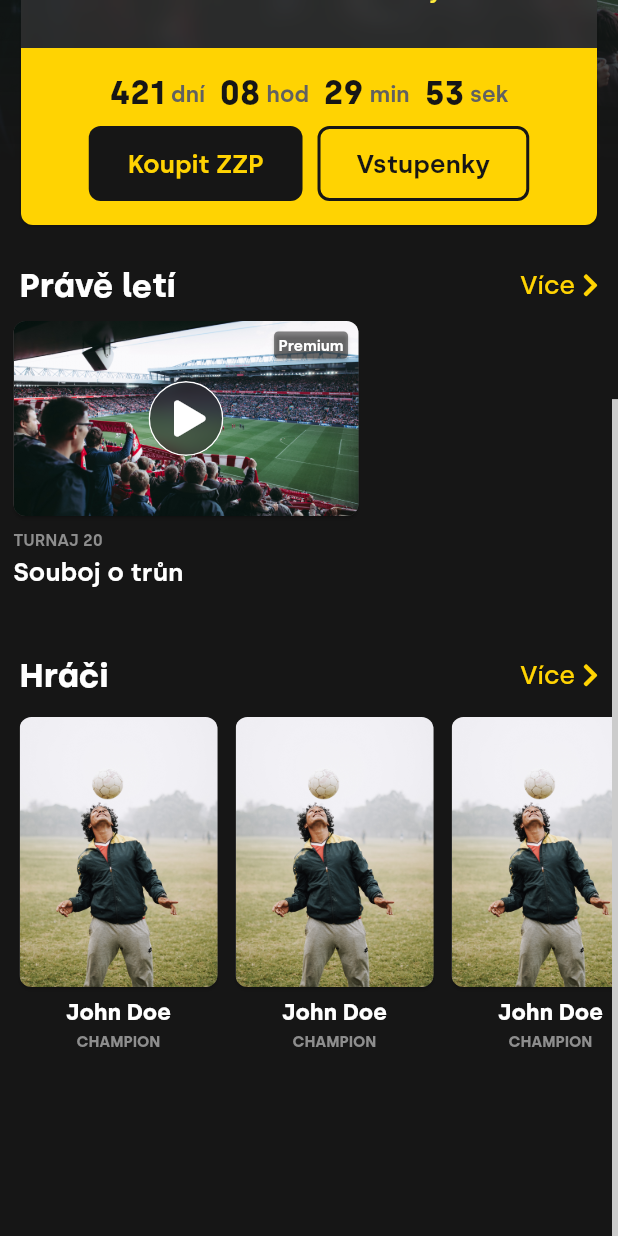
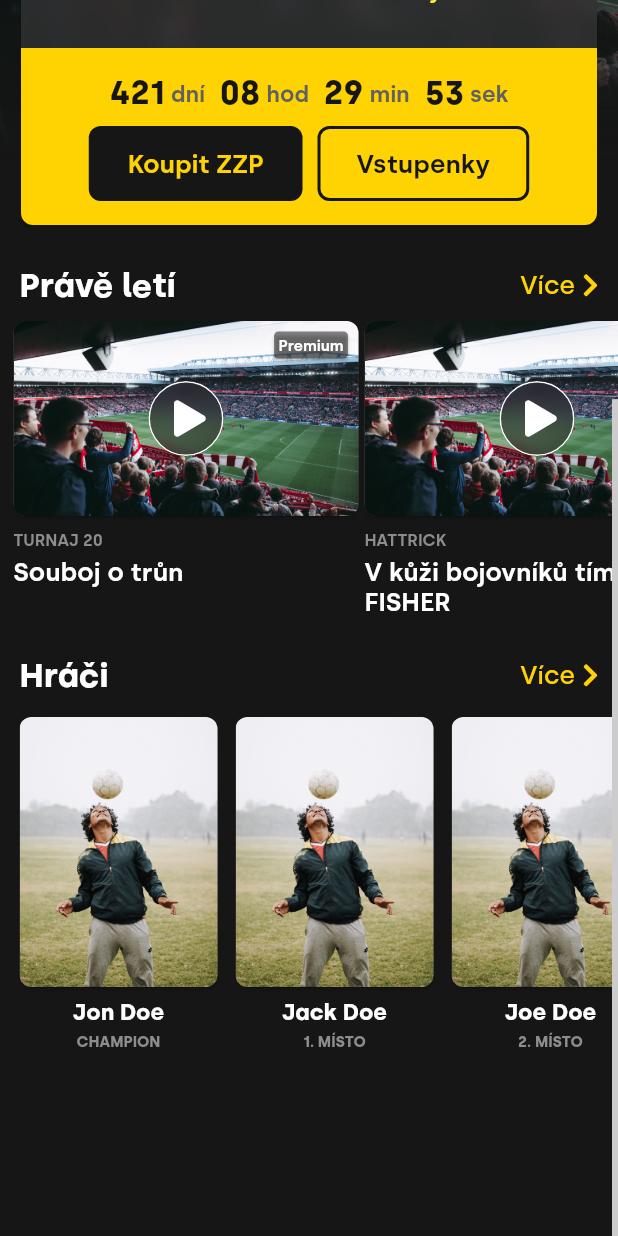
Before and after one commit to Plasmoxy/zwizu_zadanie, a Flutter app: the screen it shows after launch, scrolled down 393 dp, on a phone screen of 412 x 824 dp. Run offline on Flutter 3.47's test engine with Material 2 defaults, Android fonts, the phone set to English and light mode, and no system bars; our stand-ins replace font_awesome_flutter.

Commit message:
model based player and video elems

```diff
--- a/lib/components/PlayerSingleElement.dart
+++ b/lib/components/PlayerSingleElement.dart
@@ -1,11 +1,14 @@
 import 'package:flutter/material.dart';
 import 'package:zwizu_zadanie/AppTheme.dart';
+import 'package:zwizu_zadanie/models/Player.dart';
 
 class PlayerSingleElement extends StatelessWidget {
   final void Function()? onPressed;
+  final Player player;
 
   const PlayerSingleElement({
     Key? key,
+    required this.player,
     this.onPressed,
   }) : super(key: key);
 
@@ -22,17 +25,24 @@ class PlayerSingleElement extends StatelessWidget {
           children: [
             // image
             Card(
-              child: Image.asset(
-                "assets/player.jpg",
-                width: double.infinity, // adapt to container width
-                height: 180,
-                fit: BoxFit.cover,
-              ),
+              child: (player.imageUrl == null)
+                  ? Image.asset(
+                      "assets/player.jpg",
+                      width: double.infinity, // adapt to container width
+                      height: 180,
+                      fit: BoxFit.cover,
+                    )
+                  : Image.network(
+                      player.imageUrl!,
+                      width: double.infinity, // adapt to container width
+                      height: 180,
+                      fit: BoxFit.cover,
+                    ),
             ),
             SizedBox(height: 4),
             // name of the player
             Text(
-              "John Doe",
+              player.name,
               style: TextStyle(
                 fontSize: 15,
                 fontWeight: FontWeight.bold,
@@ -42,7 +52,7 @@ class PlayerSingleElement extends StatelessWidget {
             SizedBox(height: 4),
             // player label
             Text(
-              "Champion".toUpperCase(),
+              player.label.toUpperCase(),
               style: TextStyle(
                 fontSize: 10,
                 fontWeight: FontWeight.bold,
--- a/lib/components/VideoSingleElement.dart
+++ b/lib/components/VideoSingleElement.dart
@@ -81,6 +81,7 @@ class VideoSingleElement extends StatelessWidget {
                   ),
 
                   // premium label
+                  if (videoEntry.isPremium)
                     Positioned(
                       top: 3,
                       right: 3,
--- a/lib/mock/MockModels.dart
+++ b/lib/mock/MockModels.dart
@@ -1,3 +1,4 @@
+import 'package:zwizu_zadanie/models/Player.dart';
 import 'package:zwizu_zadanie/models/Tournament.dart';
 import 'package:zwizu_zadanie/models/VideoEntry.dart';
 
@@ -13,5 +14,29 @@ class MockModels {
       category: "TURNAJ 20",
       isPremium: true,
     ),
+    VideoEntry(
+      name: "V kůži bojovníků tímu FISHER",
+      category: "Hattrick",
+      isPremium: false,
+    ),
+  ];
+
+  static final MOCK_PLAYERS = <Player>[
+    Player(
+      name: "Jon Doe",
+      label: "Champion",
+    ),
+    Player(
+      name: "Jack Doe",
+      label: "1. místo",
+    ),
+    Player(
+      name: "Joe Doe",
+      label: "2. místo",
+    ),
+    Player(
+      name: "Jerguš",
+      label: "3. místo",
+    ),
   ];
 }
--- a/lib/pages/sections/PlayerSection.dart
+++ b/lib/pages/sections/PlayerSection.dart
@@ -1,5 +1,6 @@
 import 'package:flutter/material.dart';
 import 'package:zwizu_zadanie/components/PlayerSingleElement.dart';
+import 'package:zwizu_zadanie/mock/MockModels.dart';
 import 'package:zwizu_zadanie/pages/EmptyPage.dart';
 import 'package:zwizu_zadanie/pages/sections/SectionHeader.dart';
 import 'package:zwizu_zadanie/util/utilities.dart';
@@ -22,9 +23,10 @@ class PlayerSection extends StatelessWidget {
             child: ListView.builder(
               scrollDirection: Axis.horizontal,
               itemBuilder: (context, index) => PlayerSingleElement(
+                player: MockModels.MOCK_PLAYERS[index],
                 onPressed: () => Utilities.pushMaterialRoute(context, EmptyPage()),
               ),
-              itemCount: 10,
+              itemCount: MockModels.MOCK_PLAYERS.length,
               padding: EdgeInsets.only(left: 7),
             ),
           ),
```
Lines whose indentation alone changed are shown as unchanged.
